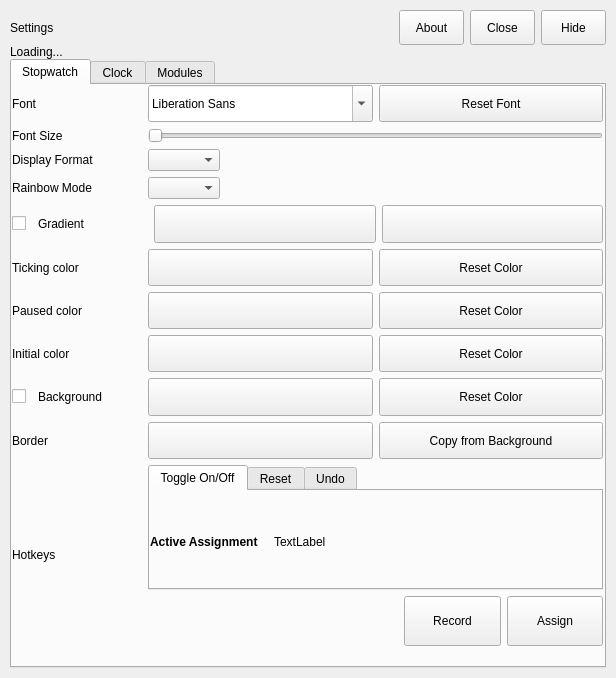
Above: stopwatchinteractiveeditor.ui from Bo0sted/phasmophobia-stopwatch-timer before the change. Below: the same form after it.
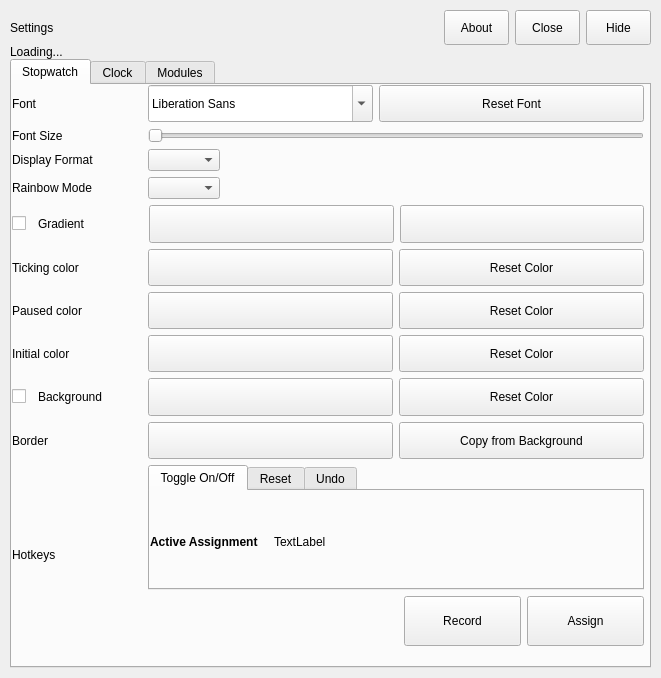
That is the form after the change.

Commit message: Better indication of hotkey assign mode using red letters

Diff of the .ui file:
```diff
--- a/stopwatchinteractiveeditor.ui
+++ b/stopwatchinteractiveeditor.ui
@@ -6,7 +6,7 @@
    <rect>
     <x>0</x>
     <y>0</y>
-    <width>616</width>
+    <width>661</width>
     <height>678</height>
    </rect>
   </property>
@@ -302,7 +302,7 @@
           <rect>
            <x>0</x>
            <y>0</y>
-           <width>591</width>
+           <width>632</width>
            <height>561</height>
           </rect>
          </property>
@@ -540,7 +540,7 @@
              <widget class="QLabel" name="secondGradientColorPickerPushButton">
               <property name="minimumSize">
                <size>
-                <width>110</width>
+                <width>105</width>
                 <height>0</height>
                </size>
               </property>
```
The commit also changes 2 other files.
